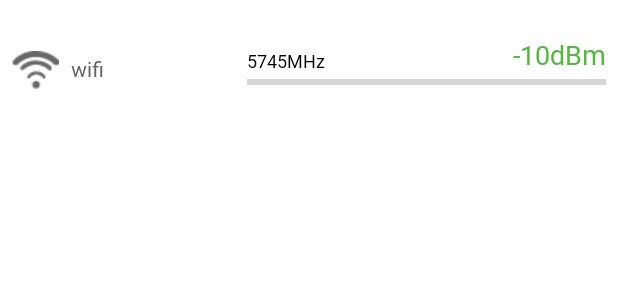
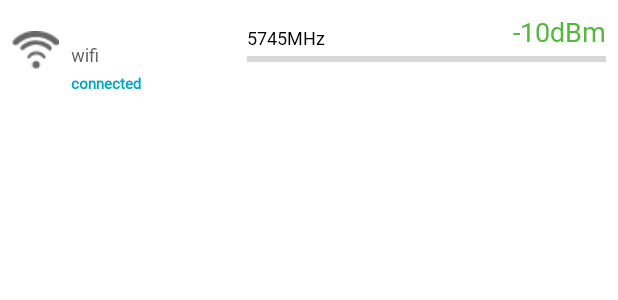
Before and after one commit to PhaniKumarDV/androidapprepo, an Android app: the layout list_item.xml on its own in the app's theme, with its tools: preview values and no code run, on a phone screen of 412 x 824 dp. Shown: the top 300 px of the screen. Run offline under Robolectric (Android 15) with nearby library versions, the light colour scheme and no system bars; Roboto replaces fonts that are not available here.

Commit message:
Fixes for bugs

```diff
--- a/app/src/main/java/com/hitsquadtechnologies/sifyconnect/Adapters/WifiscannerAdapter.java
+++ b/app/src/main/java/com/hitsquadtechnologies/sifyconnect/Adapters/WifiscannerAdapter.java
@@ -66,7 +66,7 @@ public class WifiscannerAdapter extends ArrayAdapter<wifiDetailsdata> {
             newViewHolder.frequencyLabel = convertView.findViewById(R.id.frequency);
 
             convertView.setTag(newViewHolder);
-            convertView.setOnClickListener(new View.OnClickListener() {
+            convertView.findViewById(R.id.wifi_list_item).setOnClickListener(new View.OnClickListener() {
                 @Override
                 public void onClick(View v) {
                     if (newViewHolder.detailsLayout.getVisibility() == View.GONE) {
@@ -75,6 +75,8 @@ public class WifiscannerAdapter extends ArrayAdapter<wifiDetailsdata> {
                         }
                         newViewHolder.detailsLayout.setVisibility(View.VISIBLE);
                         lastShownWifiDetails = newViewHolder.detailsLayout;
+                    } else {
+                        newViewHolder.detailsLayout.setVisibility(View.GONE);
                     }
                 }
             });
--- a/app/src/main/res/layout/list_item.xml
+++ b/app/src/main/res/layout/list_item.xml
@@ -9,7 +9,8 @@
 
     <android.support.constraint.ConstraintLayout
         android:layout_width="match_parent"
-        android:layout_height="88dp">
+        android:layout_height="64dp"
+        android:id="@+id/wifi_list_item">
 
         <android.support.constraint.Guideline
             android:id="@+id/guideline"
@@ -35,14 +36,15 @@
         <TextView
             android:id="@+id/wifi_name"
             android:layout_width="0dp"
-            android:layout_height="24dp"
+            android:layout_height="wrap_content"
             android:layout_marginEnd="8dp"
             android:layout_marginStart="8dp"
             android:ellipsize="end"
             android:maxLines="1"
+            android:paddingTop="4dp"
             android:text="wifi"
             android:textColor="@color/text_view_color"
-            android:textSize="14sp"
+            android:textSize="12sp"
             app:fontFamily="@font/calibri"
             app:layout_constraintBottom_toBottomOf="parent"
             app:layout_constraintEnd_toStartOf="@+id/guideline"
@@ -55,14 +57,14 @@
             android:layout_width="wrap_content"
             android:layout_height="wrap_content"
             android:layout_below="@+id/wifi_name"
+            android:layout_marginStart="0dp"
             android:layout_marginTop="4dp"
             android:text="connected"
-            android:textColor="@color/green"
-            android:textSize="16sp"
+            android:textColor="@color/colorBlue"
+            android:textSize="10sp"
             android:textStyle="bold"
-            android:visibility="gone"
-            app:layout_constraintBottom_toBottomOf="parent"
-            app:layout_constraintStart_toEndOf="@+id/wifi_security"
+            android:visibility="visible"
+            app:layout_constraintStart_toStartOf="@+id/wifi_name"
             app:layout_constraintTop_toBottomOf="@+id/wifi_name" />
 
         <TextView
```
